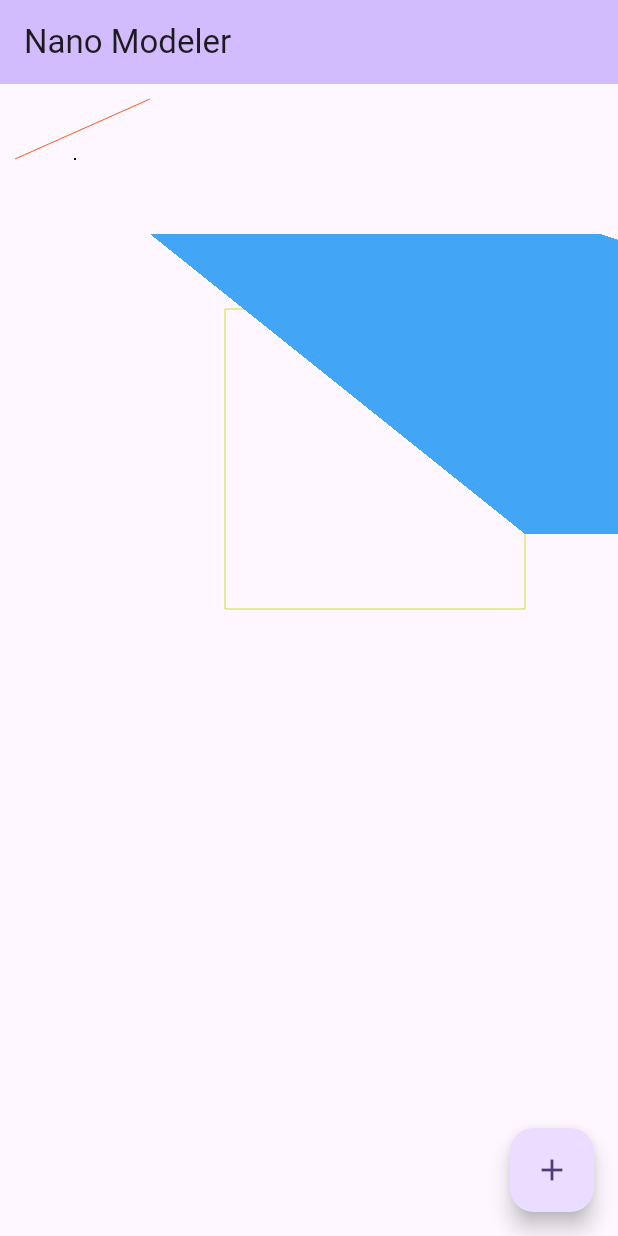
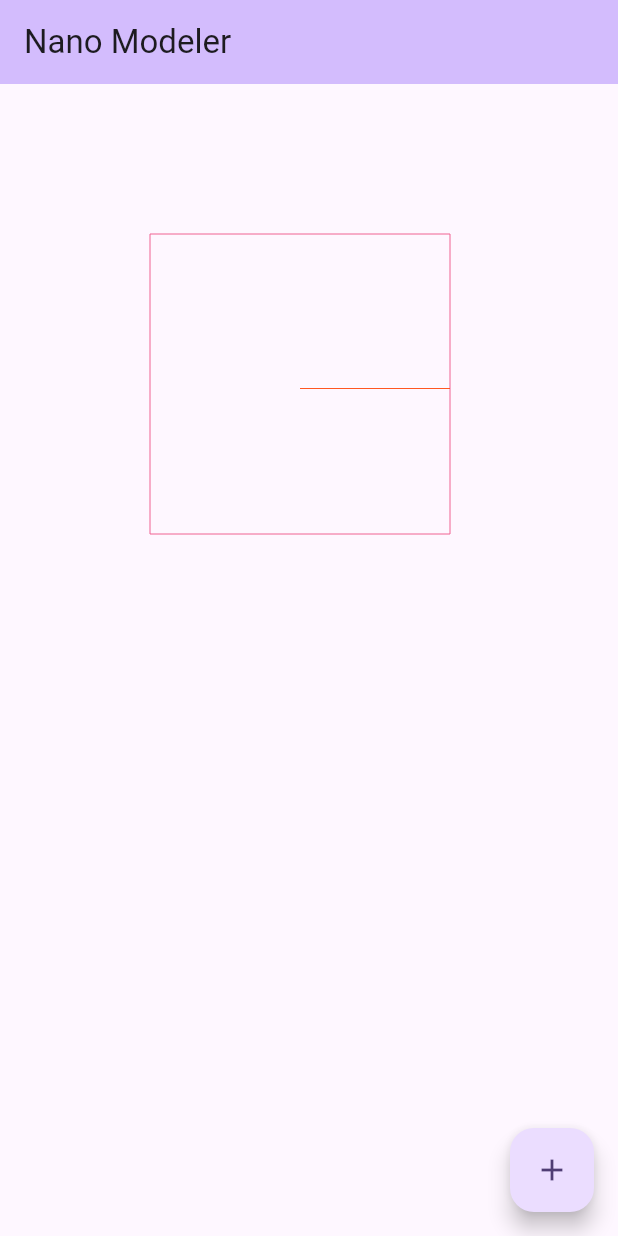
Before and after one commit to wdevore/FlutterNanoModeler, a Flutter app: the screen it shows after launch, after a tap on the "add" icon, on a phone screen of 412 x 824 dp. Run offline on Flutter 3.47's test engine with Material 3 defaults, Android fonts, the phone set to English and light mode, and no system bars.

Commit message:
upgraded and applied fixes

```diff
--- a/desktop/modeler/lib/main.dart
+++ b/desktop/modeler/lib/main.dart
@@ -1,6 +1,6 @@
-import 'dart:ui';
 
 import 'package:flutter/material.dart';
+import 'package:modeler/view_3d.dart';
 
 void main() {
   runApp(const NanoModelerApp());
@@ -33,12 +33,8 @@ class HomePage extends StatefulWidget {
 }
 
 class _HomePageState extends State<HomePage> {
-  // int _counter = 0;
-
-  void _incrementCounter() {
-    setState(() {
-      // _counter++;
-    });
+  void _showObjectSelectDialog() {
+    setState(() {});
   }
 
   @override
@@ -48,80 +44,12 @@ class _HomePageState extends State<HomePage> {
         backgroundColor: Theme.of(context).colorScheme.inversePrimary,
         title: Text(widget.title),
       ),
-      body: Center(
-        child: CustomPaint(
-          painter: DemoPainter(Colors.lime),
-          child: const SizedBox.expand(),
-          // For painting on foreground
-          // foregroundPainter: DemoPainter(),
-        ),
-      ),
+      body: const View3D(),
       floatingActionButton: FloatingActionButton(
-        onPressed: _incrementCounter,
+        onPressed: _showObjectSelectDialog,
         tooltip: 'Increment',
         child: const Icon(Icons.add),
       ), // This trailing comma makes auto-formatting nicer for build methods.
     );
   }
 }
-
-class DemoPainter extends CustomPainter {
-  final Color rectColor;
-
-  DemoPainter(this.rectColor);
-
-  var rect = Rect.fromCenter(
-    center: const Offset(250.0, 250.0),
-    width: 200,
-    height: 200,
-  );
-
-  @override
-  void paint(Canvas canvas, Size size) {
-    canvas.drawRect(
-        rect,
-        Paint()
-          ..color = rectColor
-          ..style = PaintingStyle.stroke);
-
-    canvas.drawLine(
-      const Offset(10.0, 50.0),
-      const Offset(100.0, 10.0),
-      Paint()..color = Colors.deepOrange,
-    );
-
-    var vertices = Vertices(VertexMode.triangleStrip, [
-      const Offset(100, 100),
-      const Offset(200, 100),
-      const Offset(350, 300),
-      const Offset(400, 100),
-      const Offset(500, 300),
-      const Offset(700, 200),
-    ]);
-
-    canvas.drawVertices(
-      vertices,
-      BlendMode.plus,
-      Paint()..color = Colors.blue[400]!,
-    );
-
-    canvas.drawPoints(
-        PointMode.points,
-        [
-          const Offset(50, 50),
-          // const Offset(50, 51),
-          // const Offset(51, 51),
-          // const Offset(51, 50),
-        ],
-        Paint()
-          ..color = Colors.black
-          ..strokeWidth = 1
-          ..strokeCap = StrokeCap.square
-          ..isAntiAlias = false);
-  }
-
-  @override
-  bool shouldRepaint(covariant DemoPainter oldDelegate) {
-    return rectColor != oldDelegate.rectColor;
-  }
-}
--- a/desktop/modeler/pubspec.yaml
+++ b/desktop/modeler/pubspec.yaml
@@ -31,6 +31,7 @@ dependencies:
   flutter:
     sdk: flutter
 
+  vector_math: ^2.1.4
 
   # The following adds the Cupertino Icons font to your application.
   # Use with the CupertinoIcons class for iOS style icons.
```
Also changed, not shown: desktop/modeler/lib/view_3d.dart (added, +137 -0 lines), 1 other file.
